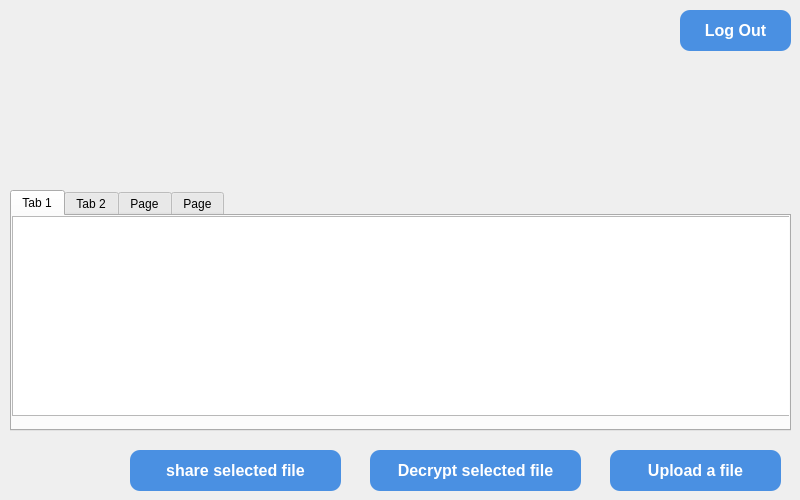
First picture: the form in dashboard.ui, repository Elle0-0/CloudWorx-Desktop-Client, before the edit.
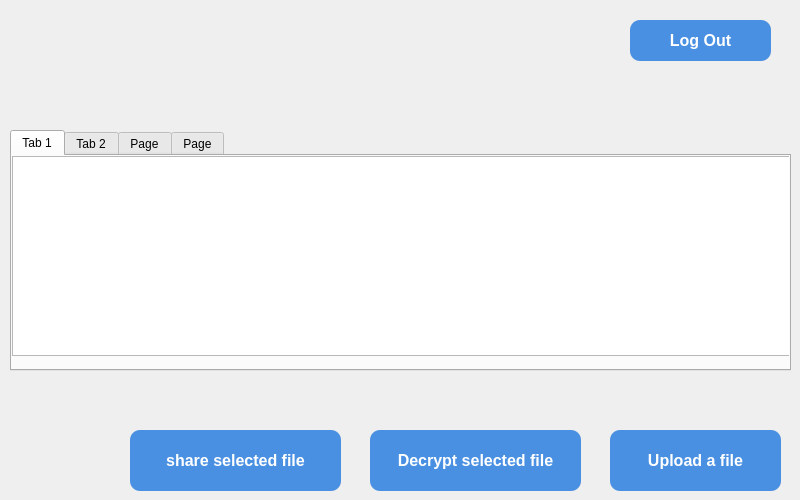
Second picture: the form after the edit. Icons and pictures are not drawn.

```diff
--- a/dashboard.ui
+++ b/dashboard.ui
@@ -18,8 +18,8 @@
     <rect>
      <x>0</x>
      <y>0</y>
-     <width>61</width>
-     <height>61</height>
+     <width>101</width>
+     <height>101</height>
     </rect>
    </property>
    <property name="text">
@@ -36,7 +36,7 @@
    <property name="geometry">
     <rect>
      <x>10</x>
-     <y>190</y>
+     <y>130</y>
      <width>781</width>
      <height>241</height>
     </rect>
@@ -109,9 +109,9 @@
    <property name="geometry">
     <rect>
      <x>610</x>
-     <y>450</y>
+     <y>430</y>
      <width>171</width>
-     <height>41</height>
+     <height>61</height>
     </rect>
    </property>
    <property name="styleSheet">
@@ -146,9 +146,9 @@
   <widget class="QPushButton" name="logOutButton">
    <property name="geometry">
     <rect>
-     <x>680</x>
-     <y>10</y>
-     <width>111</width>
+     <x>630</x>
+     <y>20</y>
+     <width>141</width>
      <height>41</height>
     </rect>
    </property>
@@ -185,9 +185,9 @@
    <property name="geometry">
     <rect>
      <x>370</x>
-     <y>450</y>
+     <y>430</y>
      <width>211</width>
-     <height>41</height>
+     <height>61</height>
     </rect>
    </property>
    <property name="styleSheet">
@@ -223,9 +223,9 @@
    <property name="geometry">
     <rect>
      <x>130</x>
-     <y>450</y>
+     <y>430</y>
      <width>211</width>
-     <height>41</height>
+     <height>61</height>
     </rect>
    </property>
    <property name="styleSheet">
```
